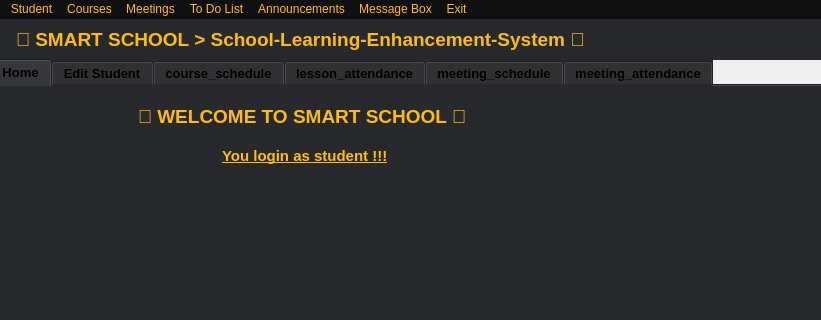
Above: student.ui from ismailuzum/Smart-School-School-Learning-Enhancement-System before the change; both pictures show x 0 to 821 and y 0 to 320 of the 1146 by 804 pixel window. Below: the same form after it.
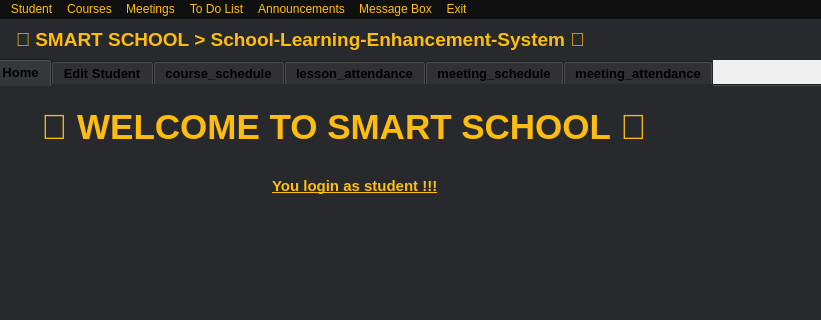
That is the form after the change. The open tabs and pages were chosen to show the change.

What changed in the file:
```diff
--- a/student.ui
+++ b/student.ui
@@ -68,15 +68,15 @@
      <widget class="QLabel" name="label_13">
       <property name="geometry">
        <rect>
-        <x>130</x>
-        <y>10</y>
-        <width>381</width>
+        <x>20</x>
+        <y>20</y>
+        <width>661</width>
         <height>41</height>
        </rect>
       </property>
       <property name="font">
        <font>
-        <pointsize>14</pointsize>
+        <pointsize>26</pointsize>
         <weight>75</weight>
         <bold>true</bold>
         <strikeout>false</strikeout>
@@ -93,8 +93,8 @@
      <widget class="QLabel" name="label_14">
       <property name="geometry">
        <rect>
-        <x>230</x>
-        <y>60</y>
+        <x>280</x>
+        <y>90</y>
         <width>181</width>
         <height>20</height>
        </rect>
```
Left out of the diff: 2 changed lines with no effect on the pictures.
